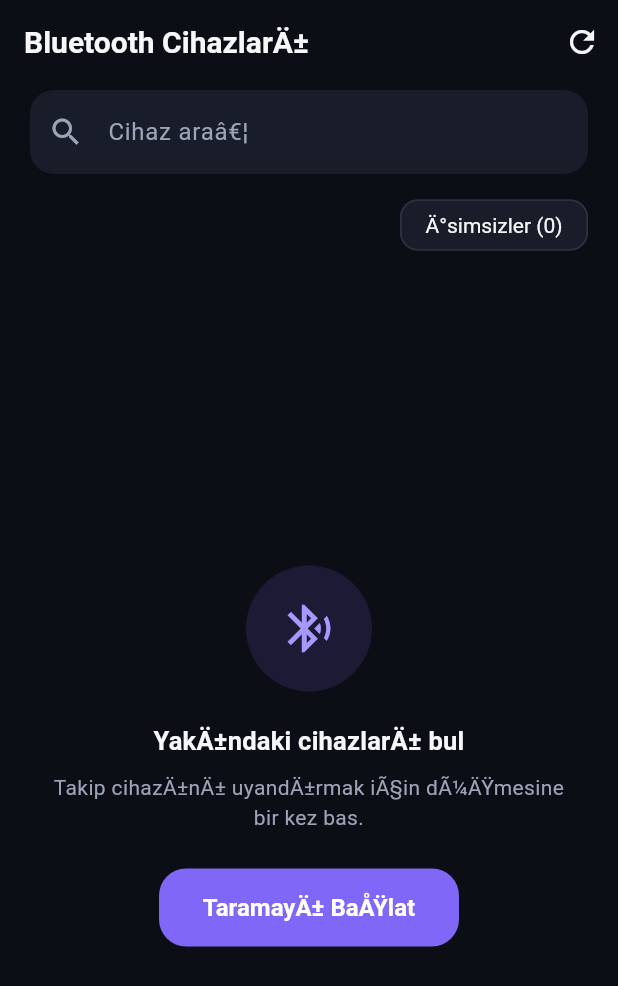
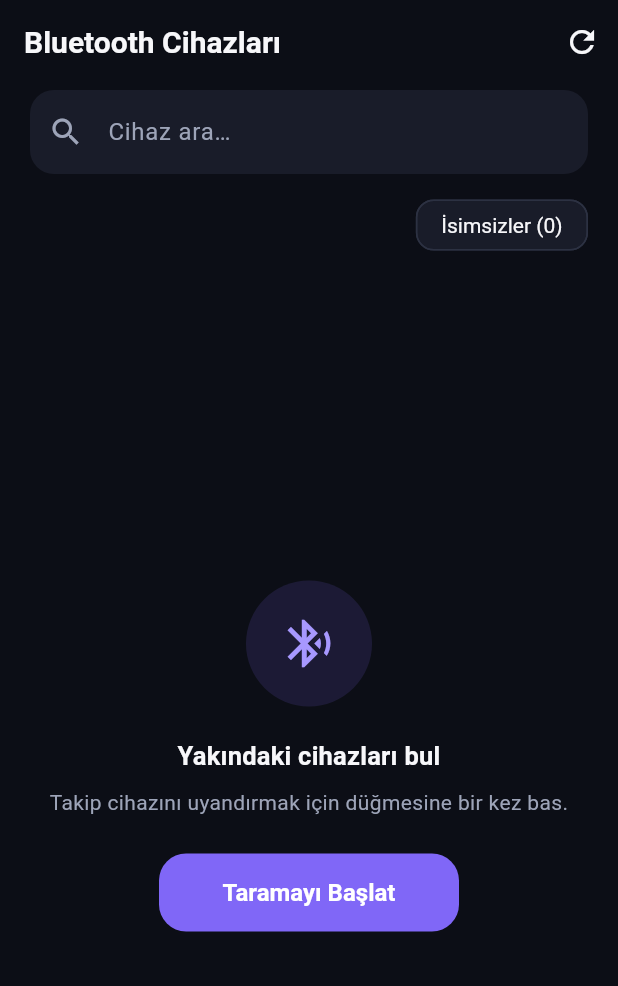
Before and after one commit to enes-topcam/itag, a Flutter app: the DiscoverTab screen opened directly with empty values, on a phone screen of 412 x 824 dp. Shown: the top 986 px of the screen. Run offline on Flutter 3.47's test engine with Material 3 defaults, Android fonts, the phone set to English and light mode, and no system bars; our stand-ins replace flutter_blue_plus, shared_preferences; accounts and stored records are empty.

Commit message:
Kesfet ekranindaki bozuk Turkce karakterler duzeltildi (PowerShell kodlama hatasi)

```diff
--- a/lib/screens/discover_tab.dart
+++ b/lib/screens/discover_tab.dart
@@ -10,7 +10,7 @@ import '../widgets.dart';
 import 'connect_flow.dart';
 import 'home_shell.dart';
 
-/// Sayfa 04 â€” KeÅŸfet / Bluetooth (BLE) cihazlarÄ±
+/// Sayfa 04 — Keşfet / Bluetooth (BLE) cihazları
 class DiscoverTab extends StatefulWidget {
   const DiscoverTab({super.key, required this.active});
   final bool active;
@@ -32,8 +32,8 @@ class _DiscoverTabState extends State<DiscoverTab> {
   @override
   void initState() {
     super.initState();
-    // Sadece kullanÄ±cÄ±nÄ±n baÅŸlattÄ±ÄŸÄ± taramanÄ±n sonuÃ§larÄ± (otomatik baÄŸlanma
-    // taramalarÄ± listeyi bozmasÄ±n).
+    // Sadece kullanıcının başlattığı taramanın sonuçları (otomatik bağlanma
+    // taramaları listeyi bozmasın).
     _scanSub = FlutterBluePlus.onScanResults.listen((results) {
       if (!_scanning) return;
       for (final r in results) {
@@ -83,7 +83,7 @@ class _DiscoverTabState extends State<DiscoverTab> {
         await FlutterBluePlus.turnOn();
       } catch (_) {}
     } else {
-      showSnack(context, "Bluetooth'u Denetim Merkezi'nden aÃ§abilirsin.");
+      showSnack(context, "Bluetooth'u Denetim Merkezi'nden açabilirsin.");
     }
   }
 
@@ -97,12 +97,12 @@ class _DiscoverTabState extends State<DiscoverTab> {
       _error = null;
     });
     try {
-      // Sonsuz tarama yerine zaman sÄ±nÄ±rlÄ± oturum (dokÃ¼man Â§7).
+      // Sonsuz tarama yerine zaman sınırlı oturum (doküman §7).
       await FlutterBluePlus.startScan(timeout: const Duration(seconds: 15));
     } catch (e) {
       _scanning = false;
       tagManager.resumeSearch();
-      setState(() => _error = 'Tarama baÅŸlatÄ±lamadÄ±. Ä°zinleri kontrol et.');
+      setState(() => _error = 'Tarama başlatılamadı. İzinleri kontrol et.');
     }
   }
 
@@ -146,7 +146,7 @@ class _DiscoverTabState extends State<DiscoverTab> {
         final btOff = tagManager.adapterState == BluetoothAdapterState.off;
         return Scaffold(
           appBar: AppBar(
-            title: const Text('Bluetooth CihazlarÄ±'),
+            title: const Text('Bluetooth Cihazları'),
             actions: [
               IconButton(
                 tooltip: _scanning ? 'Durdur' : 'Yeniden tara',
@@ -165,7 +165,7 @@ class _DiscoverTabState extends State<DiscoverTab> {
                 child: TextField(
                   controller: _search,
                   decoration: const InputDecoration(
-                    hintText: 'Cihaz araâ€¦',
+                    hintText: 'Cihaz ara…',
                     prefixIcon: Icon(Icons.search, color: AppColors.text2),
                   ),
                 ),
@@ -182,7 +182,7 @@ class _DiscoverTabState extends State<DiscoverTab> {
                         child: CircularProgressIndicator(strokeWidth: 2),
                       ),
                       const SizedBox(width: 8),
-                      const Text('Tarama devam ediyorâ€¦',
+                      const Text('Tarama devam ediyor…',
                           style: TextStyle(
                               color: AppColors.accentLight, fontSize: 13)),
                     ] else
@@ -194,8 +194,8 @@ class _DiscoverTabState extends State<DiscoverTab> {
                     const Spacer(),
                     FilterChip(
                       label: Text(_showUnnamed
-                          ? 'Ä°simsizler gÃ¶steriliyor'
-                          : 'Ä°simsizler ($hiddenUnnamed)'),
+                          ? 'İsimsizler gösteriliyor'
+                          : 'İsimsizler ($hiddenUnnamed)'),
                       selected: _showUnnamed,
                       showCheckmark: false,
                       onSelected: (v) => setState(() => _showUnnamed = v),
@@ -217,14 +217,14 @@ class _DiscoverTabState extends State<DiscoverTab> {
     if (btOff) {
       return const EmptyState(
         icon: Icons.bluetooth_disabled,
-        title: 'Bluetooth kapalÄ±',
-        message: "CihazlarÄ± taramak iÃ§in Bluetooth'u aÃ§.",
+        title: 'Bluetooth kapalı',
+        message: "Cihazları taramak için Bluetooth'u aç.",
       );
     }
     if (_error != null) {
       return EmptyState(
         icon: Icons.error_outline,
-        title: 'Tarama hatasÄ±',
+        title: 'Tarama hatası',
         message: _error,
         actionLabel: 'Yeniden Tara',
         onAction: _startScan,
@@ -234,17 +234,17 @@ class _DiscoverTabState extends State<DiscoverTab> {
       if (_scanning) {
         return const EmptyState(
           icon: Icons.bluetooth_searching,
-          title: 'Bluetooth cihazlarÄ± taranÄ±yorâ€¦',
-          message: 'Takip cihazÄ±nÄ± uyandÄ±rmak iÃ§in dÃ¼ÄŸmesine bir kez bas.',
+          title: 'Bluetooth cihazları taranıyor…',
+          message: 'Takip cihazını uyandırmak için düğmesine bir kez bas.',
         );
       }
       return EmptyState(
         icon: Icons.bluetooth_searching,
         title: _scannedOnce
-            ? 'YakÄ±nda cihaz bulunamadÄ±.'
-            : 'YakÄ±ndaki cihazlarÄ± bul',
-        message: 'Takip cihazÄ±nÄ± uyandÄ±rmak iÃ§in dÃ¼ÄŸmesine bir kez bas.',
-        actionLabel: _scannedOnce ? 'Yeniden Tara' : 'TaramayÄ± BaÅŸlat',
+            ? 'Yakında cihaz bulunamadı.'
+            : 'Yakındaki cihazları bul',
+        message: 'Takip cihazını uyandırmak için düğmesine bir kez bas.',
+        actionLabel: _scannedOnce ? 'Yeniden Tara' : 'Taramayı Başlat',
         onAction: _startScan,
       );
     }
@@ -301,7 +301,7 @@ class _ResultCard extends StatelessWidget {
               children: [
                 Row(children: [
                   Flexible(
-                    child: Text(name.isEmpty ? 'Ä°simsiz cihaz' : name,
+                    child: Text(name.isEmpty ? 'İsimsiz cihaz' : name,
                         overflow: TextOverflow.ellipsis,
                         style: const TextStyle(
                             fontSize: 15, fontWeight: FontWeight.w600)),
@@ -315,7 +315,7 @@ class _ResultCard extends StatelessWidget {
                         color: AppColors.accent.withValues(alpha: 0.2),
                         borderRadius: BorderRadius.circular(8),
                       ),
-                      child: const Text('KayÄ±tlÄ±',
+                      child: const Text('Kayıtlı',
                           style: TextStyle(
                               fontSize: 11, color: AppColors.accentLight)),
                     ),
@@ -323,7 +323,7 @@ class _ResultCard extends StatelessWidget {
                 ]),
                 const SizedBox(height: 4),
                 Row(children: [
-                  Text('BLE Â· Sinyal ${signalLabel(result.rssi).toLowerCase()}',
+                  Text('BLE · Sinyal ${signalLabel(result.rssi).toLowerCase()}',
                       style: const TextStyle(
                           color: AppColors.text2, fontSize: 13)),
                   const SizedBox(width: 6),
@@ -345,7 +345,7 @@ class _ResultCard extends StatelessWidget {
                         borderRadius: BorderRadius.circular(12)),
                   ),
                   onPressed: onTap,
-                  child: const Text('BaÄŸlan'),
+                  child: const Text('Bağlan'),
                 ),
         ],
       ),
```
